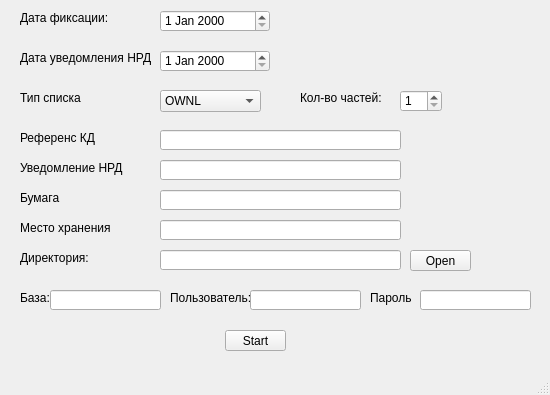
First picture: the form in 62/ui.ui, repository skaznev/update_maker, before the edit.
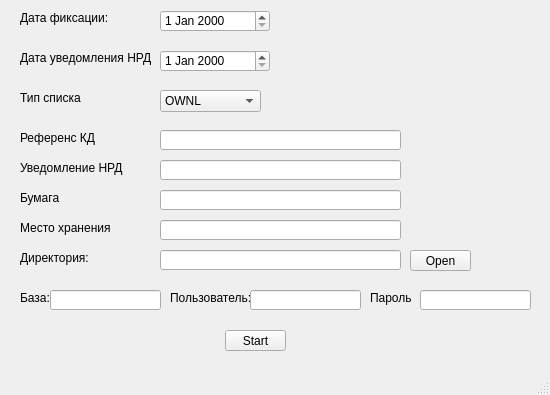
Second picture: the form after the edit.

Patch:
```diff
--- a/62/ui.ui
+++ b/62/ui.ui
@@ -316,35 +316,6 @@
      <string>Start</string>
     </property>
    </widget>
-   <widget class="QLabel" name="label_12">
-    <property name="geometry">
-     <rect>
-      <x>300</x>
-      <y>90</y>
-      <width>81</width>
-      <height>16</height>
-     </rect>
-    </property>
-    <property name="text">
-     <string>Кол-во частей:</string>
-    </property>
-   </widget>
-   <widget class="QSpinBox" name="spinBox">
-    <property name="geometry">
-     <rect>
-      <x>400</x>
-      <y>90</y>
-      <width>42</width>
-      <height>22</height>
-     </rect>
-    </property>
-    <property name="minimum">
-     <number>1</number>
-    </property>
-    <property name="singleStep">
-     <number>1</number>
-    </property>
-   </widget>
   </widget>
   <widget class="QMenuBar" name="menubar">
    <property name="geometry">
```
